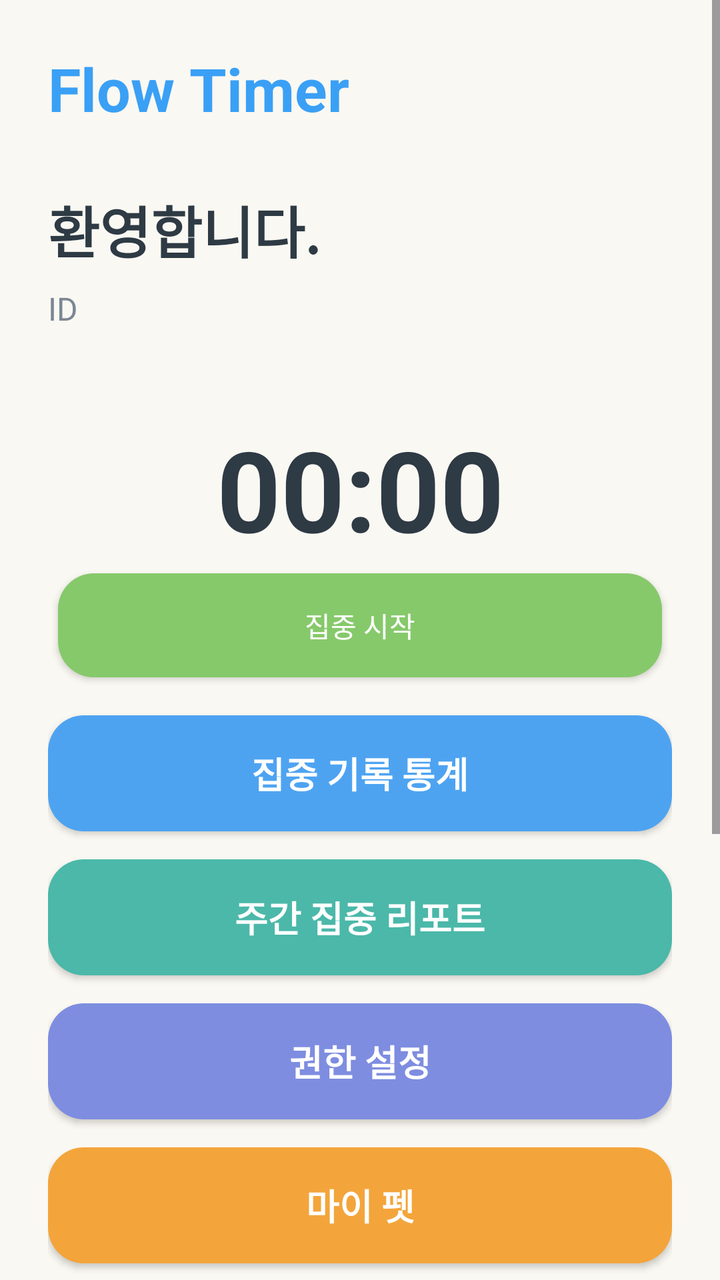
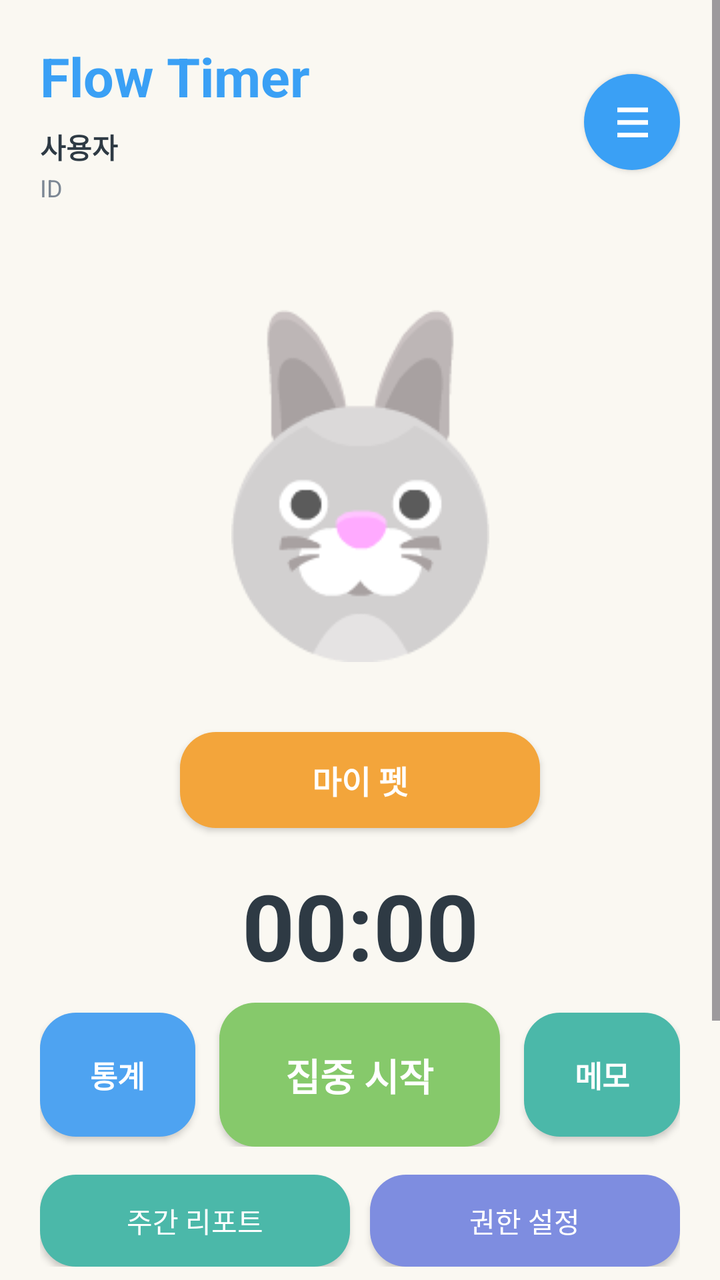

An Android layout rendered at two revisions. The XML below is the earlier revision; the diff shows what the commit changed to produce the second picture.
<!-- AndroidManifest.xml: application theme Theme.FlowTimer -->
<!-- res/layout/activity_main.xml -->
<?xml version="1.0" encoding="utf-8"?>
<ScrollView xmlns:android="http://schemas.android.com/apk/res/android" android:layout_width="match_parent" android:layout_height="match_parent" android:background="@color/flow_ivory">
    <LinearLayout android:layout_width="match_parent" android:layout_height="wrap_content" android:orientation="vertical" android:padding="24dp">
        <TextView android:layout_width="wrap_content" android:layout_height="wrap_content" android:text="Flow Timer" android:textColor="@color/flow_sky" android:textSize="30sp" android:textStyle="bold"/>
        <TextView android:id="@+id/tvWelcome" android:layout_width="wrap_content" android:layout_height="wrap_content" android:layout_marginTop="30dp" android:text="환영합니다." android:textColor="@color/flow_text_primary" android:textSize="28sp" android:textStyle="bold"/>
        <TextView android:id="@+id/tvUserId" android:layout_width="wrap_content" android:layout_height="wrap_content" android:layout_marginTop="8dp" android:text="ID" android:textColor="@color/flow_text_hint" android:textSize="16sp"/>
        <TextView android:id="@+id/tvTimer" android:layout_width="match_parent" android:layout_height="wrap_content" android:layout_marginTop="42dp" android:gravity="center" android:text="00:00" android:textColor="@color/flow_text_primary" android:textSize="56sp" android:textStyle="bold"/>
        <LinearLayout android:layout_width="match_parent" android:layout_height="wrap_content" android:gravity="center" android:orientation="horizontal">
            <Button android:id="@+id/btnStartFocus" android:layout_width="0dp" android:layout_height="52dp" android:layout_margin="5dp" android:layout_weight="1" android:background="@drawable/bg_button_focus" android:backgroundTint="@color/flow_button_focus" android:text="집중 시작" android:textColor="@color/white" android:textAllCaps="false"/>
            <Button android:id="@+id/btnResetFocus" android:layout_width="0dp" android:layout_height="52dp" android:layout_margin="5dp" android:layout_weight="1" android:background="@drawable/bg_button_orange" android:backgroundTint="@color/flow_button_game" android:text="일시정지" android:textColor="@color/white" android:visibility="gone" android:textAllCaps="false"/>
        </LinearLayout>
        <Button android:id="@+id/btnStats" android:layout_width="match_parent" android:layout_height="58dp" android:layout_marginTop="14dp" android:background="@drawable/bg_button_stats" android:backgroundTint="@color/flow_button_stats" android:text="집중 기록 통계" android:textAllCaps="false" android:textColor="@color/white" android:textSize="18sp" android:textStyle="bold"/>
        <Button android:id="@+id/btnWeeklyReport" android:layout_width="match_parent" android:layout_height="58dp" android:layout_marginTop="14dp" android:background="@drawable/bg_button_detail" android:backgroundTint="@color/flow_button_detail" android:text="주간 집중 리포트" android:textAllCaps="false" android:textColor="@color/white" android:textSize="18sp" android:textStyle="bold"/>
        <Button android:id="@+id/btnPermissionStatus" android:layout_width="match_parent" android:layout_height="58dp" android:layout_marginTop="14dp" android:background="@drawable/bg_button_developer" android:backgroundTint="@color/flow_button_developer" android:text="권한 설정" android:textAllCaps="false" android:textColor="@color/white" android:textSize="18sp" android:textStyle="bold"/>
        <Button android:id="@+id/btnGameStart" android:layout_width="match_parent" android:layout_height="58dp" android:layout_marginTop="14dp" android:background="@drawable/bg_button_orange" android:backgroundTint="@color/flow_button_game" android:text="마이 펫" android:textAllCaps="false" android:textColor="@color/white" android:textSize="18sp" android:textStyle="bold"/>
        <LinearLayout android:layout_width="match_parent" android:layout_height="wrap_content" android:layout_marginTop="24dp" android:background="@drawable/bg_card" android:orientation="vertical" android:padding="18dp">
            <TextView android:layout_width="wrap_content" android:layout_height="wrap_content" android:text="오늘 목표" android:textColor="@color/flow_text_primary" android:textSize="17sp" android:textStyle="bold"/>
            <LinearLayout android:id="@+id/layoutDailyQuest" android:layout_width="match_parent" android:layout_height="wrap_content" android:layout_marginTop="10dp" android:orientation="vertical"/>
            <TextView android:id="@+id/tvDailyReward" android:layout_width="match_parent" android:layout_height="wrap_content" android:layout_marginTop="12dp" android:text="오늘 목표 보상" android:textColor="@color/flow_button_game" android:textSize="15sp" android:textStyle="bold"/>
            <TextView android:id="@+id/tvFocusStreak" android:layout_width="wrap_content" android:layout_height="wrap_content" android:layout_marginTop="8dp" android:text="연속 집중 0일" android:textColor="@color/flow_text_hint" android:textSize="15sp" android:textStyle="bold"/>
        </LinearLayout>
        <Button android:id="@+id/btnLogout" android:layout_width="match_parent" android:layout_height="56dp" android:layout_marginTop="28dp" android:background="@drawable/bg_button_red" android:backgroundTint="@color/flow_button_danger" android:text="로그아웃" android:textAllCaps="false" android:textColor="@color/white" android:textSize="16sp" android:textStyle="bold"/>
        <TextView android:id="@+id/tvWithdraw" android:layout_width="wrap_content" android:layout_height="wrap_content" android:layout_gravity="center_horizontal" android:layout_marginTop="18dp" android:text="회원 탈퇴" android:textColor="@color/flow_red" android:textSize="15sp" android:textStyle="bold"/>
        <TextView android:id="@+id/tvDeveloperMode" android:layout_width="wrap_content" android:layout_height="wrap_content" android:layout_gravity="end" android:layout_marginTop="24dp" android:text="개발자 모드" android:textColor="@color/flow_text_hint" android:textSize="13sp" android:textStyle="bold"/>
    </LinearLayout>
</ScrollView>
<!-- resources referenced by this layout -->
<resources>
  <color name="flow_button_danger">#E25151</color>
  <color name="flow_button_detail">#4BB8A9</color>
  <color name="flow_button_developer">#7E8DE0</color>
  <color name="flow_button_focus">#86C96B</color>
  <color name="flow_button_game">#F3A53B</color>
  <color name="flow_button_stats">#4EA3F1</color>
  <color name="flow_ivory">#FAF8F2</color>
  <color name="flow_red">#E25151</color>
  <color name="flow_sky">#3AA0F5</color>
  <color name="flow_text_hint">#7C8794</color>
  <color name="flow_text_primary">#2E3A44</color>
  <color name="white">#FFFFFFFF</color>
  <!-- drawable bg_button_detail (drawable) -->
  <?xml version="1.0" encoding="utf-8"?>
  <shape xmlns:android="http://schemas.android.com/apk/res/android" android:shape="rectangle">
      <corners android:radius="18dp" />
      <solid android:color="@color/flow_button_detail" />
  </shape>
  <!-- drawable bg_button_developer (drawable) -->
  <?xml version="1.0" encoding="utf-8"?>
  <shape xmlns:android="http://schemas.android.com/apk/res/android" android:shape="rectangle">
      <corners android:radius="18dp" />
      <solid android:color="@color/flow_button_developer" />
  </shape>
  <!-- drawable bg_button_focus (drawable) -->
  <?xml version="1.0" encoding="utf-8"?>
  <shape xmlns:android="http://schemas.android.com/apk/res/android" android:shape="rectangle">
      <corners android:radius="18dp" />
      <solid android:color="@color/flow_button_focus" />
  </shape>
  <!-- drawable bg_button_orange (drawable) -->
  <?xml version="1.0" encoding="utf-8"?>
  <shape xmlns:android="http://schemas.android.com/apk/res/android" android:shape="rectangle">
      <corners android:radius="18dp" />
      <solid android:color="@color/flow_button_game" />
  </shape>
  <!-- drawable bg_button_red (drawable) -->
  <?xml version="1.0" encoding="utf-8"?>
  <shape xmlns:android="http://schemas.android.com/apk/res/android" android:shape="rectangle">
      <corners android:radius="18dp" />
      <solid android:color="@color/flow_button_danger" />
  </shape>
  <!-- drawable bg_button_stats (drawable) -->
  <?xml version="1.0" encoding="utf-8"?>
  <shape xmlns:android="http://schemas.android.com/apk/res/android" android:shape="rectangle">
      <corners android:radius="18dp" />
      <solid android:color="@color/flow_button_stats" />
  </shape>
  <!-- drawable bg_card (drawable) -->
  <?xml version="1.0" encoding="utf-8"?>
  <shape xmlns:android="http://schemas.android.com/apk/res/android"
      android:shape="rectangle">
      <solid android:color="@android:color/white" />
      <corners android:radius="20dp" />
      <stroke
          android:width="1dp"
          android:color="@color/flow_line" />
  </shape>
  <style name="Theme.FlowTimer" parent="Base.Theme.FlowTimer" />
  <color name="flow_line">#D8E2EC</color>
  <color name="flow_sky_dark">#1B7ED5</color>
  <!-- unchanged entries left out for length: 1 -->
</resources>

<!-- the commit's change to res/layout/activity_main.xml (unified diff, before → after) -->
@@ -1,26 +1,2 @@
 <?xml version="1.0" encoding="utf-8"?>
-<ScrollView xmlns:android="http://schemas.android.com/apk/res/android" android:layout_width="match_parent" android:layout_height="match_parent" android:background="@color/flow_ivory">
-    <LinearLayout android:layout_width="match_parent" android:layout_height="wrap_content" android:orientation="vertical" android:padding="24dp">
-        <TextView android:layout_width="wrap_content" android:layout_height="wrap_content" android:text="Flow Timer" android:textColor="@color/flow_sky" android:textSize="30sp" android:textStyle="bold"/>
-        <TextView android:id="@+id/tvWelcome" android:layout_width="wrap_content" android:layout_height="wrap_content" android:layout_marginTop="30dp" android:text="환영합니다." android:textColor="@color/flow_text_primary" android:textSize="28sp" android:textStyle="bold"/>
-        <TextView android:id="@+id/tvUserId" android:layout_width="wrap_content" android:layout_height="wrap_content" android:layout_marginTop="8dp" android:text="ID" android:textColor="@color/flow_text_hint" android:textSize="16sp"/>
-        <TextView android:id="@+id/tvTimer" android:layout_width="match_parent" android:layout_height="wrap_content" android:layout_marginTop="42dp" android:gravity="center" android:text="00:00" android:textColor="@color/flow_text_primary" android:textSize="56sp" android:textStyle="bold"/>
-        <LinearLayout android:layout_width="match_parent" android:layout_height="wrap_content" android:gravity="center" android:orientation="horizontal">
-            <Button android:id="@+id/btnStartFocus" android:layout_width="0dp" android:layout_height="52dp" android:layout_margin="5dp" android:layout_weight="1" android:background="@drawable/bg_button_focus" android:backgroundTint="@color/flow_button_focus" android:text="집중 시작" android:textColor="@color/white" android:textAllCaps="false"/>
-            <Button android:id="@+id/btnResetFocus" android:layout_width="0dp" android:layout_height="52dp" android:layout_margin="5dp" android:layout_weight="1" android:background="@drawable/bg_button_orange" android:backgroundTint="@color/flow_button_game" android:text="일시정지" android:textColor="@color/white" android:visibility="gone" android:textAllCaps="false"/>
-        </LinearLayout>
-        <Button android:id="@+id/btnStats" android:layout_width="match_parent" android:layout_height="58dp" android:layout_marginTop="14dp" android:background="@drawable/bg_button_stats" android:backgroundTint="@color/flow_button_stats" android:text="집중 기록 통계" android:textAllCaps="false" android:textColor="@color/white" android:textSize="18sp" android:textStyle="bold"/>
-        <Button android:id="@+id/btnWeeklyReport" android:layout_width="match_parent" android:layout_height="58dp" android:layout_marginTop="14dp" android:background="@drawable/bg_button_detail" android:backgroundTint="@color/flow_button_detail" android:text="주간 집중 리포트" android:textAllCaps="false" android:textColor="@color/white" android:textSize="18sp" android:textStyle="bold"/>
-        <Button android:id="@+id/btnPermissionStatus" android:layout_width="match_parent" android:layout_height="58dp" android:layout_marginTop="14dp" android:background="@drawable/bg_button_developer" android:backgroundTint="@color/flow_button_developer" android:text="권한 설정" android:textAllCaps="false" android:textColor="@color/white" android:textSize="18sp" android:textStyle="bold"/>
-        <Button android:id="@+id/btnGameStart" android:layout_width="match_parent" android:layout_height="58dp" android:layout_marginTop="14dp" android:background="@drawable/bg_button_orange" android:backgroundTint="@color/flow_button_game" android:text="마이 펫" android:textAllCaps="false" android:textColor="@color/white" android:textSize="18sp" android:textStyle="bold"/>
-        <LinearLayout android:layout_width="match_parent" android:layout_height="wrap_content" android:layout_marginTop="24dp" android:background="@drawable/bg_card" android:orientation="vertical" android:padding="18dp">
-            <TextView android:layout_width="wrap_content" android:layout_height="wrap_content" android:text="오늘 목표" android:textColor="@color/flow_text_primary" android:textSize="17sp" android:textStyle="bold"/>
-            <LinearLayout android:id="@+id/layoutDailyQuest" android:layout_width="match_parent" android:layout_height="wrap_content" android:layout_marginTop="10dp" android:orientation="vertical"/>
-            <TextView android:id="@+id/tvDailyReward" android:layout_width="match_parent" android:layout_height="wrap_content" android:layout_marginTop="12dp" android:text="오늘 목표 보상" android:textColor="@color/flow_button_game" android:textSize="15sp" android:textStyle="bold"/>
-            <TextView android:id="@+id/tvFocusStreak" android:layout_width="wrap_content" android:layout_height="wrap_content" android:layout_marginTop="8dp" android:text="연속 집중 0일" android:textColor="@color/flow_text_hint" android:textSize="15sp" android:textStyle="bold"/>
-        </LinearLayout>
-        <Button android:id="@+id/btnLogout" android:layout_width="match_parent" android:layout_height="56dp" android:layout_marginTop="28dp" android:background="@drawable/bg_button_red" android:backgroundTint="@color/flow_button_danger" android:text="로그아웃" android:textAllCaps="false" android:textColor="@color/white" android:textSize="16sp" android:textStyle="bold"/>
-        <TextView android:id="@+id/tvWithdraw" android:layout_width="wrap_content" android:layout_height="wrap_content" android:layout_gravity="center_horizontal" android:layout_marginTop="18dp" android:text="회원 탈퇴" android:textColor="@color/flow_red" android:textSize="15sp" android:textStyle="bold"/>
-        <TextView android:id="@+id/tvDeveloperMode" android:layout_width="wrap_content" android:layout_height="wrap_content" android:layout_gravity="end" android:layout_marginTop="24dp" android:text="개발자 모드" android:textColor="@color/flow_text_hint" android:textSize="13sp" android:textStyle="bold"/>
-    </LinearLayout>
-</ScrollView>
+<FrameLayout xmlns:android="http://schemas.android.com/apk/res/android" android:layout_width="match_parent" android:layout_height="match_parent" android:background="@color/flow_ivory"><ScrollView android:layout_width="match_parent" android:layout_height="match_parent" android:fillViewport="true"><LinearLayout android:layout_width="match_parent" android:layout_height="wrap_content" android:orientation="vertical" android:paddingStart="20dp" android:paddingTop="20dp" android:paddingEnd="20dp" android:paddingBottom="28dp"><LinearLayout android:layout_width="match_parent" android:layout_height="wrap_content" android:gravity="center_vertical" android:orientation="horizontal"><LinearLayout android:layout_width="0dp" android:layout_height="wrap_content" android:layout_weight="1" android:orientation="vertical"><TextView android:layout_width="wrap_content" android:layout_height="wrap_content" android:text="Flow Timer" android:textColor="@color/flow_sky" android:textSize="27sp" android:textStyle="bold"/><TextView android:id="@+id/tvWelcome" android:layout_width="wrap_content" android:layout_height="wrap_content" android:layout_marginTop="7dp" android:text="사용자" android:textColor="@color/flow_text_primary" android:textSize="14sp" android:textStyle="bold"/><TextView android:id="@+id/tvUserId" android:layout_width="wrap_content" android:layout_height="wrap_content" android:layout_marginTop="2dp" android:text="ID" android:textColor="@color/flow_text_hint" android:textSize="12sp"/></LinearLayout><Button android:id="@+id/btnMenu" android:layout_width="48dp" android:layout_height="48dp" android:background="@drawable/bg_home_menu_circle" android:backgroundTint="@null" android:gravity="center" android:text="&#9776;" android:textAllCaps="false" android:textColor="@color/white" android:textSize="20sp" android:textStyle="bold"/></LinearLayout><ImageView android:id="@+id/imgPetCharacter" android:layout_width="match_parent" android:layout_height="238dp" android:layout_marginTop="22dp" android:contentDescription="마이 펫 캐릭터" android:scaleType="centerInside" android:src="@drawable/rabbit"/><Button android:id="@+id/btnGameStart" android:layout_width="180dp" android:layout_height="48dp" android:layout_gravity="center_horizontal" android:layout_marginTop="4dp" android:background="@drawable/bg_button_orange" android:backgroundTint="@color/flow_button_game" android:text="마이 펫" android:textAllCaps="false" android:textColor="@color/white" android:textSize="16sp" android:textStyle="bold"/><TextView android:id="@+id/tvTimer" android:layout_width="match_parent" android:layout_height="wrap_content" android:layout_marginTop="18dp" android:gravity="center" android:text="00:00" android:textColor="@color/flow_text_primary" android:textSize="46sp" android:textStyle="bold"/><LinearLayout android:layout_width="match_parent" android:layout_height="wrap_content" android:layout_marginTop="8dp" android:gravity="center" android:orientation="horizontal"><Button android:id="@+id/btnStats" android:layout_width="0dp" android:layout_height="62dp" android:layout_marginEnd="6dp" android:layout_weight="1" android:background="@drawable/bg_button_stats" android:backgroundTint="@color/flow_button_stats" android:text="통계" android:textAllCaps="false" android:textColor="@color/white" android:textSize="15sp" android:textStyle="bold"/><Button android:id="@+id/btnStartFocus" android:layout_width="0dp" android:layout_height="72dp" android:layout_marginHorizontal="6dp" android:layout_weight="1.8" android:background="@drawable/bg_button_focus" android:backgroundTint="@color/flow_button_focus" android:text="집중 시작" android:textAllCaps="false" android:textColor="@color/white" android:textSize="19sp" android:textStyle="bold"/><Button android:id="@+id/btnMemo" android:layout_width="0dp" android:layout_height="62dp" android:layout_marginStart="6dp" android:layout_weight="1" android:background="@drawable/bg_button_detail" android:backgroundTint="@color/flow_button_detail" android:text="메모" android:textAllCaps="false" android:textColor="@color/white" android:textSize="15sp" android:textStyle="bold"/></LinearLayout><Button android:id="@+id/btnResetFocus" android:layout_width="match_parent" android:layout_height="48dp" android:layout_marginTop="8dp" android:background="@drawable/bg_button_orange" android:backgroundTint="@color/flow_button_game" android:text="일시정지" android:textAllCaps="false" android:textColor="@color/white" android:visibility="gone"/><LinearLayout android:layout_width="match_parent" android:layout_height="wrap_content" android:layout_marginTop="14dp" android:gravity="center" android:orientation="horizontal"><Button android:id="@+id/btnWeeklyReport" android:layout_width="0dp" android:layout_height="46dp" android:layout_marginEnd="5dp" android:layout_weight="1" android:background="@drawable/bg_button_detail" android:backgroundTint="@color/flow_button_detail" android:text="주간 리포트" android:textAllCaps="false" android:textColor="@color/white" android:textSize="14sp"/><Button android:id="@+id/btnPermissionStatus" android:layout_width="0dp" android:layout_height="46dp" android:layout_marginStart="5dp" android:layout_weight="1" android:background="@drawable/bg_button_developer" android:backgroundTint="@color/flow_button_developer" android:text="권한 설정" android:textAllCaps="false" android:textColor="@color/white" android:textSize="14sp"/></LinearLayout><LinearLayout android:layout_width="match_parent" android:layout_height="wrap_content" android:layout_marginTop="18dp" android:background="@drawable/bg_card" android:orientation="vertical" android:padding="16dp"><TextView android:layout_width="wrap_content" android:layout_height="wrap_content" android:text="오늘 목표" android:textColor="@color/flow_text_primary" android:textSize="17sp" android:textStyle="bold"/><LinearLayout android:id="@+id/layoutDailyQuest" android:layout_width="match_parent" android:layout_height="wrap_content" android:layout_marginTop="8dp" android:orientation="vertical"/><TextView android:id="@+id/tvDailyReward" android:layout_width="match_parent" android:layout_height="wrap_content" android:layout_marginTop="10dp" android:text="오늘 목표 보상" android:textColor="@color/flow_button_game" android:textSize="14sp" android:textStyle="bold"/><TextView android:id="@+id/tvFocusStreak" android:layout_width="wrap_content" android:layout_height="wrap_content" android:layout_marginTop="7dp" android:text="연속 집중 0일" android:textColor="@color/flow_text_hint" android:textSize="14sp" android:textStyle="bold"/></LinearLayout></LinearLayout></ScrollView><View android:id="@+id/menuOverlay" android:layout_width="match_parent" android:layout_height="match_parent" android:background="#99000000" android:visibility="gone"/><LinearLayout android:id="@+id/sideMenu" android:layout_width="292dp" android:layout_height="match_parent" android:layout_gravity="end" android:background="@drawable/bg_drawer_panel" android:elevation="12dp" android:orientation="vertical" android:paddingStart="24dp" android:paddingTop="46dp" android:paddingEnd="24dp" android:paddingBottom="24dp" android:visibility="gone"><TextView android:layout_width="wrap_content" android:layout_height="wrap_content" android:text="메뉴" android:textColor="@color/flow_text_primary" android:textSize="24sp" android:textStyle="bold"/><TextView android:id="@+id/tvPersonalSettings" style="@style/HomeDrawerMenuText" android:layout_marginTop="34dp" android:text="개인 설정" android:textColor="@color/flow_sky_dark"/><TextView android:id="@+id/tvMemberInfo" style="@style/HomeDrawerMenuText" android:text="회원정보" android:textColor="@color/flow_sky_dark"/><Button android:id="@+id/btnLogout" android:layout_width="match_parent" android:layout_height="48dp" android:layout_marginTop="24dp" android:background="@drawable/bg_button_red" android:backgroundTint="@color/flow_button_danger" android:text="로그아웃" android:textAllCaps="false" android:textColor="@color/white" android:textStyle="bold"/><TextView android:id="@+id/tvWithdraw" style="@style/HomeDrawerMenuText" android:layout_marginTop="16dp" android:text="회원탈퇴" android:textColor="@color/flow_red"/><TextView android:id="@+id/tvDeveloperMode" style="@style/HomeDrawerMenuText" android:text="개발자모드" android:textColor="@color/flow_text_hint"/></LinearLayout></FrameLayout>
<!-- resource entries referenced after the edit -->
@@ -58,8 +58,28 @@
           android:width="1dp"
           android:color="@color/flow_line" />
   </shape>
+  <!-- drawable bg_drawer_panel (drawable) -->
+  <?xml version="1.0" encoding="utf-8"?>
+  <shape xmlns:android="http://schemas.android.com/apk/res/android" android:shape="rectangle">
+      <solid android:color="@color/flow_card_white" />
+      <corners android:topLeftRadius="22dp" android:bottomLeftRadius="22dp" />
+  </shape>
+  <!-- drawable bg_home_menu_circle (drawable) -->
+  <?xml version="1.0" encoding="utf-8"?>
+  <shape xmlns:android="http://schemas.android.com/apk/res/android" android:shape="oval">
+      <solid android:color="@color/flow_sky" />
+  </shape>
+  <!-- drawable rabbit: png bitmap (drawable, 4029 bytes) -->
+  <style name="HomeDrawerMenuText">
+          <item name="android:layout_width">match_parent</item>
+          <item name="android:layout_height">52dp</item>
+          <item name="android:gravity">center_vertical</item>
+          <item name="android:textSize">17sp</item>
+          <item name="android:textStyle">bold</item>
+      </style>
   <style name="Theme.FlowTimer" parent="Base.Theme.FlowTimer" />
   <color name="flow_line">#D8E2EC</color>
+  <color name="flow_card_white">#FFFFFFFF</color>
   <color name="flow_sky_dark">#1B7ED5</color>
   <!-- unchanged entries left out for length: 1 -->
 </resources>
